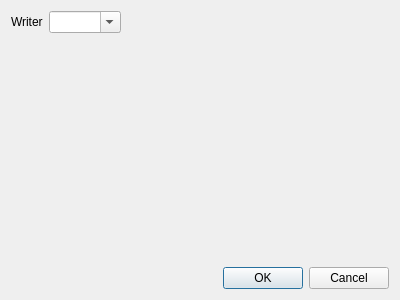
MikeMcQuaid/Fabula, file PreferencesDialog.ui: the form before one commit.
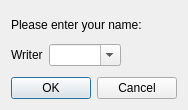
The form after the commit.

The edit to the form file:
```diff
--- a/PreferencesDialog.ui
+++ b/PreferencesDialog.ui
@@ -6,14 +6,21 @@
    <rect>
     <x>0</x>
     <y>0</y>
-    <width>400</width>
-    <height>300</height>
+    <width>187</width>
+    <height>110</height>
    </rect>
   </property>
   <property name="windowTitle">
    <string>Dialog</string>
   </property>
   <layout class="QVBoxLayout" name="verticalLayout">
+   <item>
+    <widget class="QLabel" name="writerNameLabel">
+     <property name="text">
+      <string>Please enter your name:</string>
+     </property>
+    </widget>
+   </item>
    <item>
     <layout class="QFormLayout" name="formLayout">
      <property name="fieldGrowthPolicy">
```
